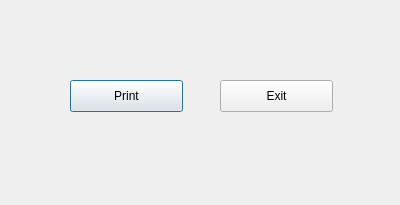
Qt form pushbuttonTest.ui (sojin2019/first-pycharm) before a commit.
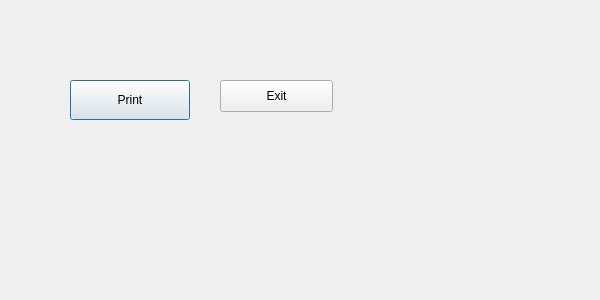
The same form after that commit.

```diff
--- a/pushbuttonTest.ui
+++ b/pushbuttonTest.ui
@@ -6,25 +6,22 @@
    <rect>
     <x>0</x>
     <y>0</y>
-    <width>400</width>
-    <height>205</height>
+    <width>600</width>
+    <height>300</height>
    </rect>
   </property>
-  <property name="windowTitle">
-   <string>Dialog</string>
-  </property>
-  <widget class="QPushButton" name="btn">
+  <widget class="QPushButton" name="btn_1">
+   <property name="text">
+    <string>Print</string>
+   </property>
    <property name="geometry">
     <rect>
      <x>70</x>
      <y>80</y>
-     <width>113</width>
-     <height>32</height>
+     <width>120</width>
+     <height>40</height>
     </rect>
    </property>
-   <property name="text">
-    <string>Print</string>
-   </property>
   </widget>
     <widget class="QPushButton" name="btn_2">
    <property name="geometry">
```
Left out of the diff: 9 changed lines with no effect on the pictures.
